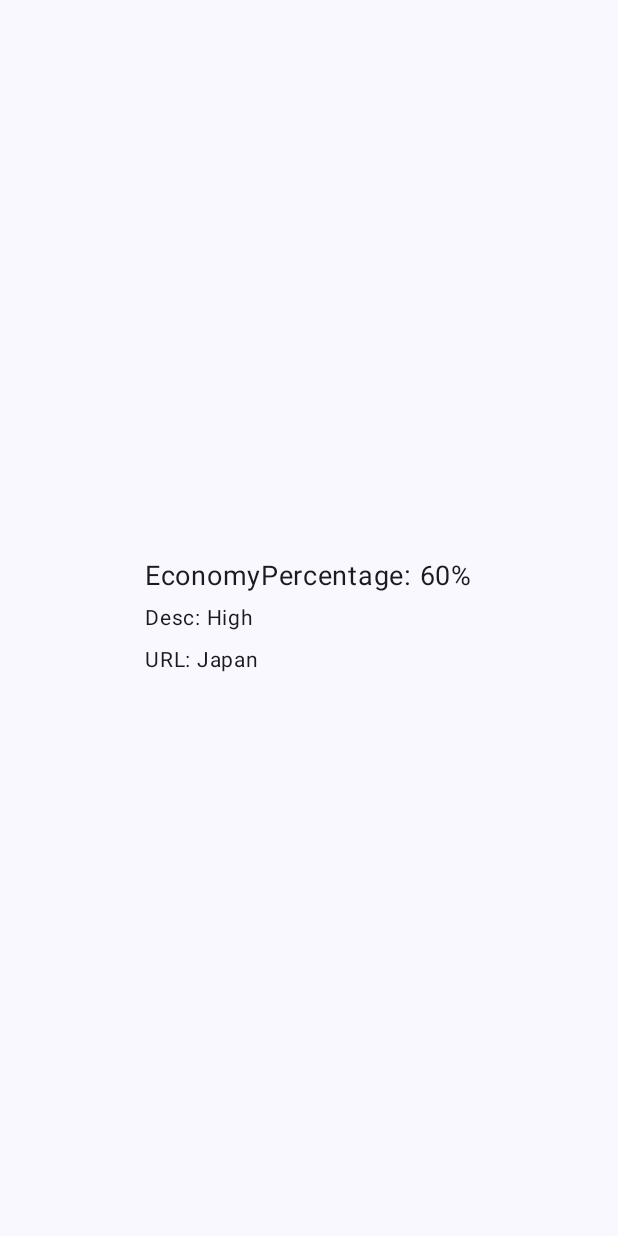
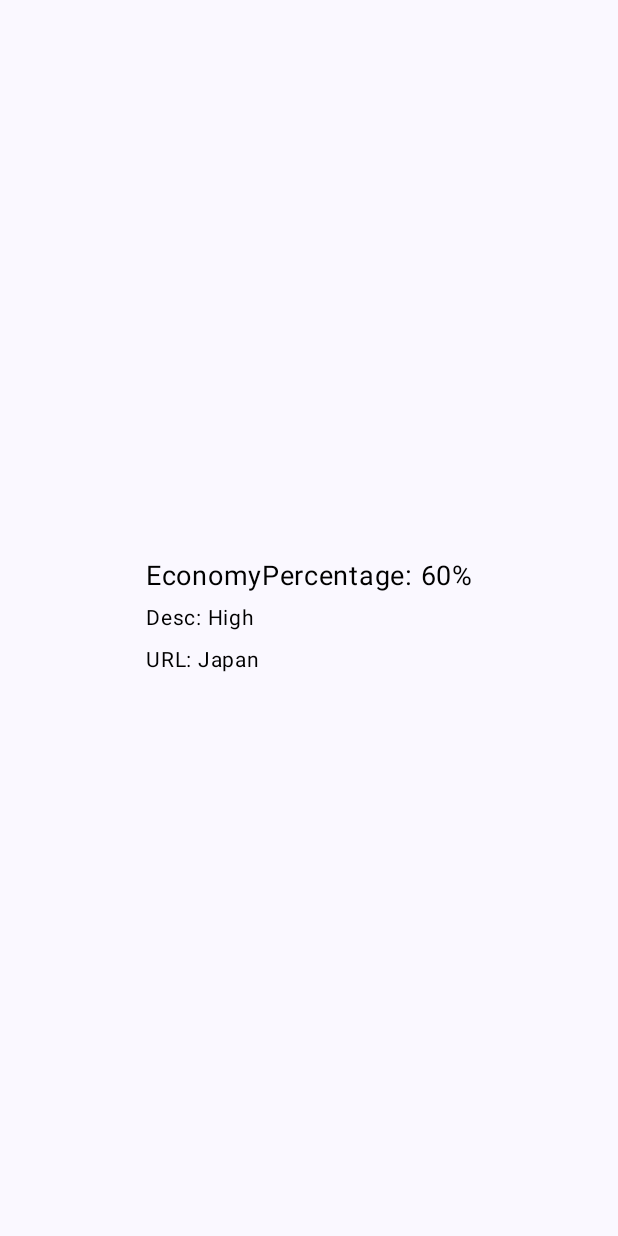
Before and after one commit to furkannkaymaz/Compose-multi-module, an Android app built with Jetpack Compose: the screen it shows after launch (MainActivity), after a tap on an icon or button, on a phone screen of 412 x 824 dp. Run offline under Robolectric (Android 15) with nearby library versions, the phone set to English and light mode, and no system bars; our stand-ins replace Dagger/Hilt's generated code; libraries missing offline, so code that uses them is left out: androidx.viewbinding, com.chuckerteam.chucker.

Commit message:
HomeScreen.kt, DetailScreen.kt base components added

```diff
--- a/presentation/src/main/java/com/furkan/presentation/base/components/Text.kt
+++ b/presentation/src/main/java/com/furkan/presentation/base/components/Text.kt
@@ -2,25 +2,28 @@ package com.furkan.presentation.base.components
 
 import androidx.compose.material3.MaterialTheme
 import androidx.compose.material3.Text
+import androidx.compose.ui.unit.TextUnit
 import androidx.compose.runtime.Composable
 import androidx.compose.ui.Modifier
 import androidx.compose.ui.graphics.Color
 import androidx.compose.ui.text.font.FontWeight
 import androidx.compose.ui.text.style.TextAlign
+import androidx.compose.ui.unit.sp
 
 @Composable
 fun NormalText(
     text: String,
     modifier: Modifier = Modifier,
     color: Color = Color.Black,
-    textAlign: TextAlign = TextAlign.Center
+    textAlign: TextAlign = TextAlign.Center,
+    fontSize: TextUnit = 16.sp
 ) {
     Text(
+        text = text,
         modifier = modifier,
-        text = text,
-        style = MaterialTheme.typography.bodyMedium,
+        color = color,
+        fontSize = fontSize,
         fontWeight = FontWeight.Normal,
-        color = color,
         textAlign = textAlign
     )
 }
@@ -31,13 +34,14 @@ fun BoldText(
     modifier: Modifier = Modifier,
     textAlign: TextAlign = TextAlign.Center,
     color: Color = Color.Black,
+    fontSize: TextUnit = 16.sp,
 ) {
     Text(
+        text = text,
         modifier = modifier,
-        text = text,
-        style = MaterialTheme.typography.bodyMedium,
+        color = color,
+        fontSize = fontSize,
         fontWeight = FontWeight.Bold,
-        color = color,
         textAlign = textAlign
     )
 }
@@ -47,14 +51,15 @@ fun SemiBoldText(
     text: String,
     modifier: Modifier = Modifier,
     textAlign: TextAlign = TextAlign.Center,
-    color: Color = Color.Black
+    color: Color = Color.Black,
+    fontSize: TextUnit = 16.sp
 ) {
     Text(
+        text = text,
         modifier = modifier,
-        text = text,
-        style = MaterialTheme.typography.bodyMedium,
+        color = color,
+        fontSize = fontSize,
         fontWeight = FontWeight.SemiBold,
-        color = color   ,
         textAlign = textAlign
     )
 }
--- a/presentation/src/main/java/com/furkan/presentation/detail/DetailScreen.kt
+++ b/presentation/src/main/java/com/furkan/presentation/detail/DetailScreen.kt
@@ -15,6 +15,7 @@ import androidx.compose.ui.unit.dp
 import androidx.compose.ui.unit.sp
 import androidx.hilt.navigation.compose.hiltViewModel
 import androidx.lifecycle.compose.collectAsStateWithLifecycle
+import com.furkan.presentation.base.components.NormalText
 
 @Composable
 fun DetailRoute(
@@ -78,17 +79,17 @@ fun DetailItem(
     Column(
         modifier = Modifier.padding(16.dp)
     ) {
-        Text(
+        NormalText(
             text = "EconomyPercentage: $economyPercentage",
             fontSize = 18.sp
         )
         Spacer(modifier = Modifier.height(4.dp))
-        Text(
+        NormalText(
             text = "Desc: $environmentalImpact",
             fontSize = 14.sp
         )
         Spacer(modifier = Modifier.height(4.dp))
-        Text(
+        NormalText(
             text = "URL: $mostPreferedCountry",
             fontSize = 14.sp,
         )
--- a/presentation/src/main/java/com/furkan/presentation/home/HomeScreen.kt
+++ b/presentation/src/main/java/com/furkan/presentation/home/HomeScreen.kt
@@ -24,6 +24,8 @@ import androidx.compose.ui.graphics.Color
 import androidx.compose.ui.text.font.FontWeight
 import androidx.compose.ui.unit.dp
 import androidx.compose.ui.unit.sp
+import com.furkan.presentation.base.components.BoldText
+import com.furkan.presentation.base.components.SemiBoldText
 import com.furkan.uiModel.transportation.TransportationUi
 
 @Composable
@@ -110,16 +112,14 @@ fun TransportationItem(
         Column(
             modifier = Modifier.padding(16.dp)
         ) {
-            Text(
+            BoldText(
                 text = type,
                 color = Color.Black,
                 fontSize = 18.sp,
-                fontWeight = FontWeight.Bold
             )
             Spacer(modifier = Modifier.height(16.dp))
-            Text(
+            SemiBoldText(
                 text = speedAdvantage,
-                color = Color.Black,
                 fontSize = 14.sp
             )
         }
```
Also changed, not shown: build.gradle.kts (line endings or trailing spaces).
